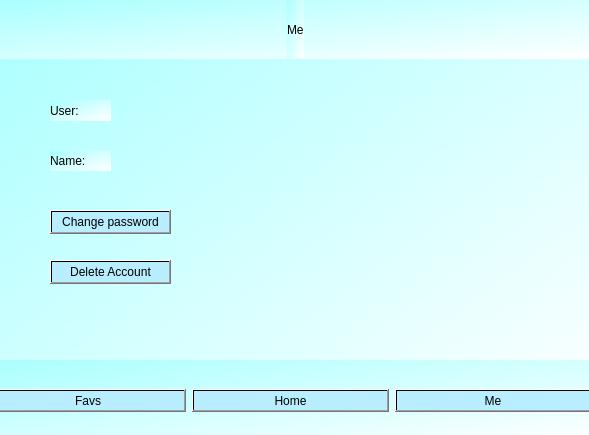
Qt form me_nuser.ui (reich03/EstructurasProyecto) before a commit.
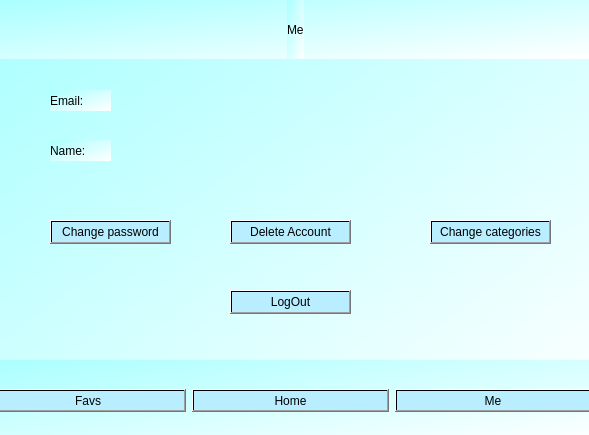
The same form after that commit.

What changed in the file:
```diff
--- a/me_nuser.ui
+++ b/me_nuser.ui
@@ -100,7 +100,7 @@
    <property name="geometry">
     <rect>
      <x>50</x>
-     <y>210</y>
+     <y>220</y>
      <width>121</width>
      <height>24</height>
     </rect>
@@ -117,8 +117,8 @@
   <widget class="QPushButton" name="delete_2">
    <property name="geometry">
     <rect>
-     <x>50</x>
-     <y>260</y>
+     <x>230</x>
+     <y>220</y>
      <width>121</width>
      <height>24</height>
     </rect>
@@ -136,7 +136,7 @@
    <property name="geometry">
     <rect>
      <x>50</x>
-     <y>100</y>
+     <y>90</y>
      <width>61</width>
      <height>21</height>
     </rect>
@@ -146,14 +146,14 @@
 font: 700 11pt &quot;Segoe UI&quot;;</string>
    </property>
    <property name="text">
-    <string>User:</string>
+    <string>Email:</string>
    </property>
   </widget>
   <widget class="QLabel" name="label_4">
    <property name="geometry">
     <rect>
      <x>50</x>
-     <y>150</y>
+     <y>140</y>
      <width>61</width>
      <height>21</height>
     </rect>
@@ -166,6 +166,42 @@
     <string>Name:</string>
    </property>
   </widget>
+  <widget class="QPushButton" name="logout">
+   <property name="geometry">
+    <rect>
+     <x>230</x>
+     <y>290</y>
+     <width>121</width>
+     <height>24</height>
+    </rect>
+   </property>
+   <property name="styleSheet">
+    <string notr="true">color: qlineargradient(spread:pad, x1:0, y1:0, x2:1, y2:1, stop:1 rgba(0, 0, 0, 255));
+background-color: qlineargradient(spread:pad, x1:0, y1:0, x2:1, y2:1, stop:1 rgba(184, 238, 255, 255));
+font: 900 9pt &quot;Segoe UI&quot;;</string>
+   </property>
+   <property name="text">
+    <string>LogOut</string>
+   </property>
+  </widget>
+  <widget class="QPushButton" name="ch_categories">
+   <property name="geometry">
+    <rect>
+     <x>430</x>
+     <y>220</y>
+     <width>121</width>
+     <height>24</height>
+    </rect>
+   </property>
+   <property name="styleSheet">
+    <string notr="true">color: qlineargradient(spread:pad, x1:0, y1:0, x2:1, y2:1, stop:1 rgba(0, 0, 0, 255));
+background-color: qlineargradient(spread:pad, x1:0, y1:0, x2:1, y2:1, stop:1 rgba(184, 238, 255, 255));
+font: 900 9pt &quot;Segoe UI&quot;;</string>
+   </property>
+   <property name="text">
+    <string>Change categories</string>
+   </property>
+  </widget>
   <zorder>delete_2</zorder>
   <zorder>horizontalLayoutWidget</zorder>
   <zorder>verticalLayoutWidget</zorder>
```
Left out of the diff: 2 changed lines with no effect on the pictures.
